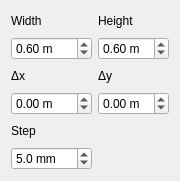
This is RasterScanWidget.ui in davidgrier/QPolargraph as Qt 5 draws it before an edit. The edited form follows.
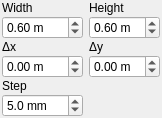
This is the edited form.

```diff
--- a/RasterScanWidget.ui
+++ b/RasterScanWidget.ui
@@ -6,14 +6,29 @@
    <rect>
     <x>0</x>
     <y>0</y>
-    <width>179</width>
-    <height>181</height>
+    <width>159</width>
+    <height>118</height>
    </rect>
   </property>
   <property name="windowTitle">
    <string>RasterScan</string>
   </property>
   <layout class="QGridLayout" name="gridLayout">
+   <property name="leftMargin">
+    <number>2</number>
+   </property>
+   <property name="topMargin">
+    <number>1</number>
+   </property>
+   <property name="rightMargin">
+    <number>2</number>
+   </property>
+   <property name="bottomMargin">
+    <number>1</number>
+   </property>
+   <property name="verticalSpacing">
+    <number>1</number>
+   </property>
    <item row="0" column="0">
     <widget class="QLabel" name="widthLabel">
      <property name="text">
```
